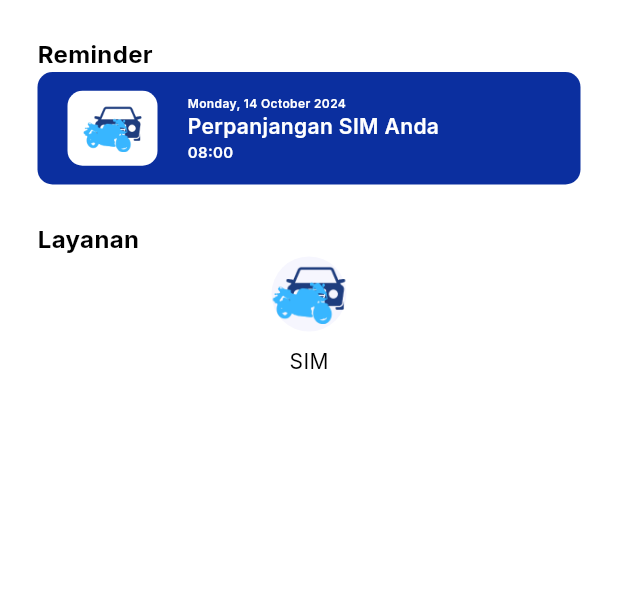
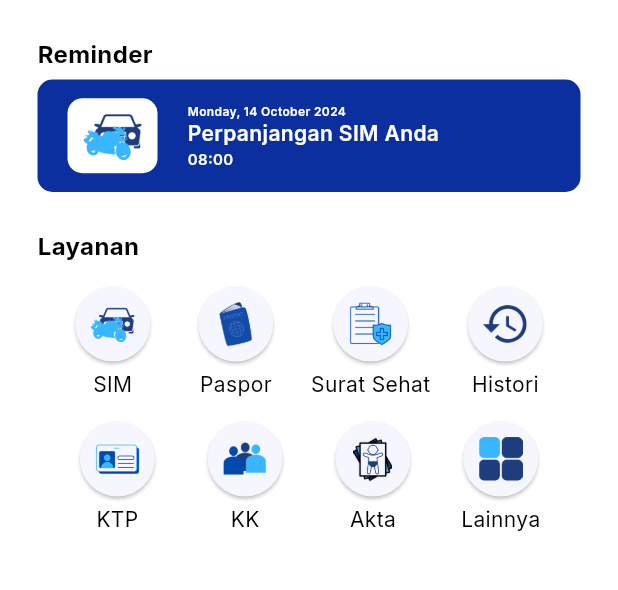
Before and after one commit to FahrezyAli/satu_untuk_rakyat, a Flutter app: the LandingPage screen opened by its route, on a phone screen of 412 x 824 dp, the part 84-674 px from its top. Run offline on Flutter 3.47's test engine with Material 3 defaults, Android fonts, the phone set to English and light mode, and no system bars; generated files the repository leaves out were written again.

Commit message:
Services done

```diff
--- a/lib/components/reminder_card.dart
+++ b/lib/components/reminder_card.dart
@@ -27,7 +27,7 @@ class ReminderCard extends StatelessWidget {
               borderRadius: BorderRadius.circular(10),
             ),
             child: Image.asset(
-              'assets/images/sim.png',
+              'assets/icons/${reminder.icon}.png',
               scale: 2,
             ),
           ),
--- a/lib/components/scaffold.dart
+++ b/lib/components/scaffold.dart
@@ -24,10 +24,11 @@ class SuratScaffold extends StatelessWidget {
           CircleAvatar(
             backgroundColor: Colors.transparent,
             backgroundImage: const AssetImage(
-              'assets/images/user_placeholder.png',
+              'assets/images/user.png',
             ),
             child: InkWell(
               borderRadius: BorderRadius.circular(50),
+              splashColor: Colors.blue,
               onTap: () {
                 return;
               },
--- a/lib/components/service_icon.dart
+++ b/lib/components/service_icon.dart
@@ -3,29 +3,31 @@ import 'package:satu_untuk_rakyat/utils/colors.dart';
 
 class ServiceIcon extends StatelessWidget {
   final String service;
+  final String icon;
 
-  const ServiceIcon({super.key, required this.service});
+  const ServiceIcon({super.key, required this.service, required this.icon});
 
   @override
   Widget build(BuildContext context) {
     return Column(
       children: [
-        InkWell(
-          borderRadius: BorderRadius.circular(50),
-          child: Ink(
-            decoration: BoxDecoration(
-              color: suratGray,
-              borderRadius: BorderRadius.circular(50),
-            ),
-            width: 50,
-            height: 50,
-            child: Image.asset("assets/images/${service.toLowerCase()}.png"),
+        ElevatedButton(
+          style: ElevatedButton.styleFrom(
+            shape: CircleBorder(),
+            padding: EdgeInsets.all(10),
+            backgroundColor: suratGray,
+            foregroundColor: Colors.blue,
           ),
-          onTap: () {
+          child: Ink.image(
+            image: AssetImage("assets/icons/$icon.png"),
+            width: 30,
+            height: 30,
+          ),
+          onPressed: () {
             return;
           },
         ),
-        SizedBox(height: 10),
+        SizedBox(height: 5),
         Text(service),
       ],
     );
--- a/lib/data/reminder_data.dart
+++ b/lib/data/reminder_data.dart
@@ -2,7 +2,9 @@ import 'package:satu_untuk_rakyat/models/reminder_model.dart';
 
 List<Reminder> reminderData = [
   Reminder(
+    type: "SIM",
     title: "Perpanjangan SIM Anda",
     date: DateTime(2024, 10, 14, 8),
+    icon: "sim",
   ),
 ];
--- a/lib/models/reminder_model.dart
+++ b/lib/models/reminder_model.dart
@@ -1,9 +1,13 @@
 class Reminder {
+  final String type;
   final String title;
   final DateTime date;
+  final String icon;
 
   Reminder({
+    required this.type,
     required this.title,
     required this.date,
+    required this.icon,
   });
 }
--- a/lib/src/general/landing_page.dart
+++ b/lib/src/general/landing_page.dart
@@ -22,6 +22,7 @@ class LandingPage extends StatelessWidget {
                 fontSize: 16,
               ),
             ),
+            SizedBox(height: 5),
             ...reminderData.map((reminder) {
               return ReminderCard(reminder: reminder);
             }),
@@ -33,11 +34,47 @@ class LandingPage extends StatelessWidget {
                 fontSize: 16,
               ),
             ),
+            SizedBox(height: 15),
             Row(
               mainAxisAlignment: MainAxisAlignment.spaceEvenly,
               children: [
                 ServiceIcon(
                   service: "SIM",
+                  icon: "sim",
+                ),
+                ServiceIcon(
+                  service: "Paspor",
+                  icon: "pasport",
+                ),
+                ServiceIcon(
+                  service: "Surat Sehat",
+                  icon: "health",
+                ),
+                ServiceIcon(
+                  service: "Histori",
+                  icon: "history",
+                ),
+              ],
+            ),
+            SizedBox(height: 15),
+            Row(
+              mainAxisAlignment: MainAxisAlignment.spaceEvenly,
+              children: [
+                ServiceIcon(
+                  service: "KTP",
+                  icon: "ktp",
+                ),
+                ServiceIcon(
+                  service: "KK",
+                  icon: "kk",
+                ),
+                ServiceIcon(
+                  service: "Akta",
+                  icon: "akta",
+                ),
+                ServiceIcon(
+                  service: "Lainnya",
+                  icon: "other",
                 ),
               ],
             ),
--- a/pubspec.yaml
+++ b/pubspec.yaml
@@ -31,6 +31,7 @@ flutter:
   assets:
     # Add assets from the images directory to the application.
     - assets/images/
+    - assets/icons/
 
   fonts:
     - family: Inter
```
Also changed, not shown: assets/icons/akta.png (added), assets/icons/health.png (added), assets/icons/history.png (added), assets/icons/kk.png (added), assets/icons/ktp.png (added), assets/icons/other.png (added), assets/icons/pasport.png (added), assets/icons/sim.png (renamed from assets/images/sim.png), assets/images/user.png (renamed from assets/images/user_placeholder.png).
